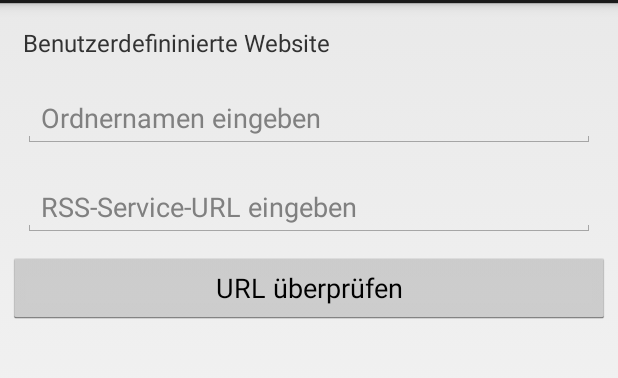
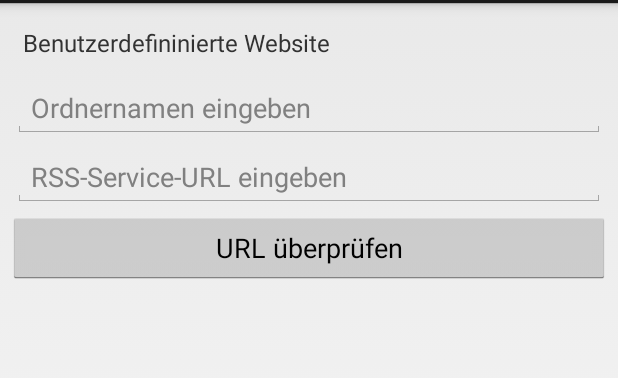
Before and after one commit to yellowmoneybank/RSS-Feeder, an Android app: the fragment CustomDomainFragment shown on its own in the app's theme, on a phone screen of 412 x 824 dp, the part 69-447 px from its top. Run offline under Robolectric (Android 15) with nearby library versions, the phone set to English and light mode, and no system bars.

Commit message:
Bugfix CustomDomainChooser

```diff
--- a/Code/RSS-Feeder/app/src/main/res/layout/customdomain_layout.xml
+++ b/Code/RSS-Feeder/app/src/main/res/layout/customdomain_layout.xml
@@ -17,7 +17,7 @@
         android:id="@+id/txfCustomDomainFolderName"
         android:layout_width="match_parent"
         android:layout_height="wrap_content"
-        android:layout_margin="10dp"
+        android:layout_margin="3dp"
         android:hint="@string/txfCustomDomainFolderNameHint">
 
         <requestFocus />
@@ -27,7 +27,7 @@
         android:id="@+id/txfCustomDomainURL"
         android:layout_width="match_parent"
         android:layout_height="wrap_content"
-        android:layout_margin="10dp"
+        android:layout_margin="3dp"
         android:hint="@string/txfCustomDomainURLHint">
 
     </EditText>
```
